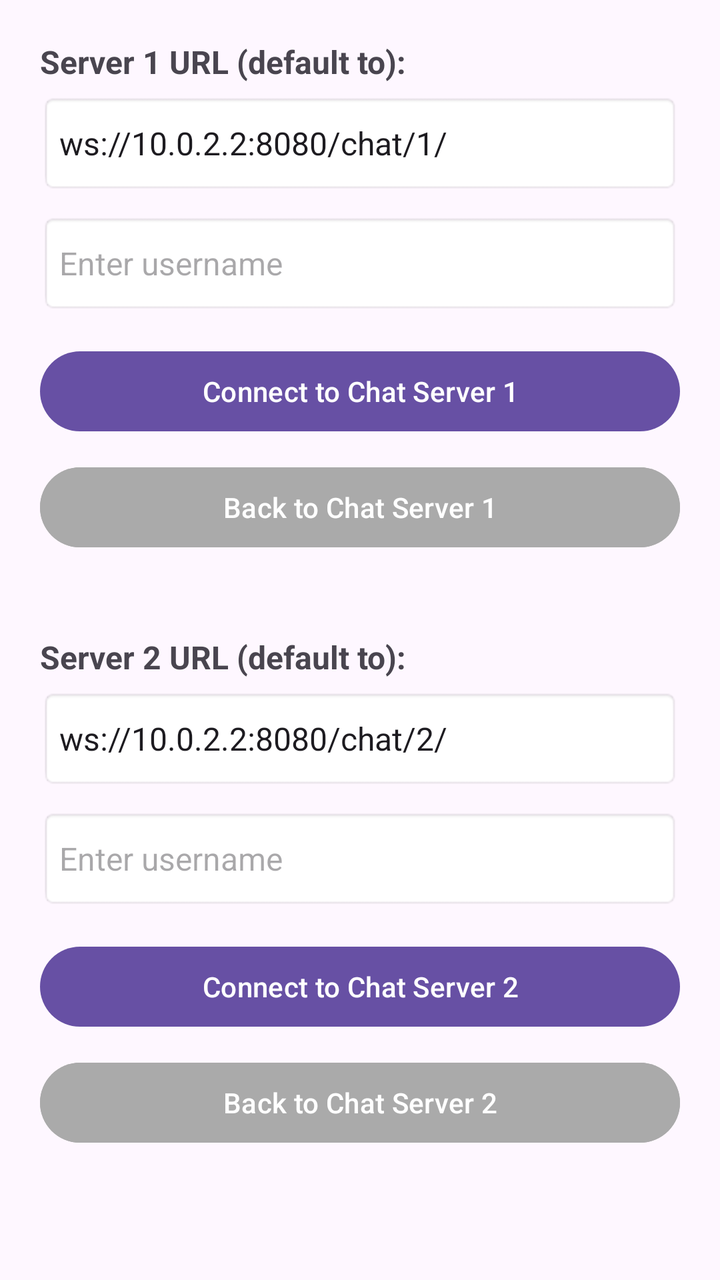
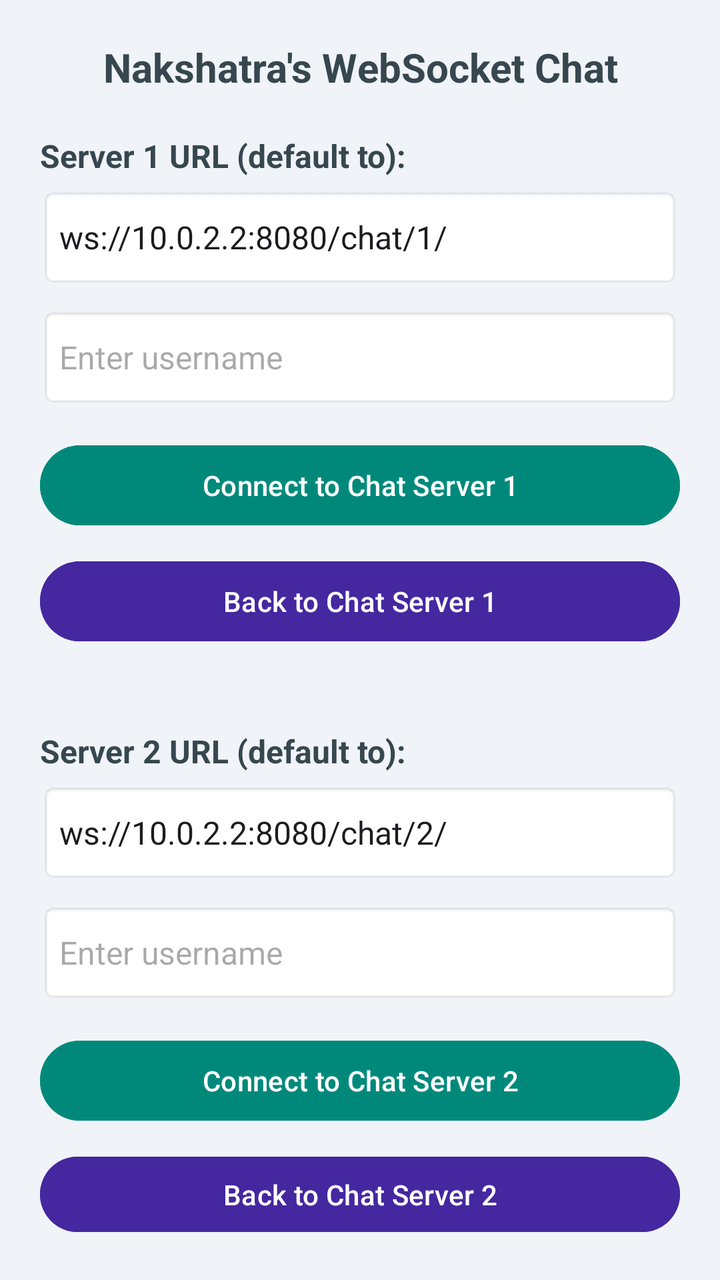

The first picture is an Android layout as it rendered before a commit; the second is the same layout after the commit. The layout source and the unified diff follow.
<!-- AndroidManifest.xml: application theme Theme.AndroidExample -->
<!-- res/layout/activity_main.xml -->
<?xml version="1.0" encoding="utf-8"?>
<LinearLayout
    xmlns:android="http://schemas.android.com/apk/res/android"
    xmlns:tools="http://schemas.android.com/tools"
    tools:context=".MainActivity"
    android:layout_width="match_parent"
    android:layout_height="match_parent"
    android:orientation="vertical"
    android:padding="20dp">

    
    <TextView
        android:layout_width="wrap_content"
        android:layout_height="wrap_content"
        android:text="Server 1 URL (default to):"
        android:textSize="16sp"
        android:textStyle="bold"
        android:paddingBottom="5dp"/>

    <EditText
        android:id="@+id/serverEdt"
        android:layout_width="match_parent"
        android:layout_height="50dp"
        android:text="ws://10.0.2.2:8080/chat/1/"
        android:textSize="16sp"
        android:background="@android:drawable/editbox_background"/>

    <EditText
        android:id="@+id/unameEdt"
        android:layout_width="match_parent"
        android:layout_height="50dp"
        android:layout_marginTop="10dp"
        android:hint="Enter username"
        android:textSize="16sp"
        android:background="@android:drawable/editbox_background"/>

    <Button
        android:id="@+id/connectBtn"
        android:layout_width="match_parent"
        android:layout_height="wrap_content"
        android:layout_marginTop="15dp"
        android:text="Connect to Chat Server 1"
        android:textColor="@android:color/white"/>

    <Button
        android:id="@+id/backBtn"
        android:layout_width="match_parent"
        android:layout_height="wrap_content"
        android:layout_marginTop="10dp"
        android:text="Back to Chat Server 1"
        android:backgroundTint="@android:color/darker_gray"
        android:textColor="@android:color/white"/>

    
    <View
        android:layout_width="match_parent"
        android:layout_height="40dp"/>

    
    <TextView
        android:layout_width="wrap_content"
        android:layout_height="wrap_content"
        android:text="Server 2 URL (default to):"
        android:textSize="16sp"
        android:textStyle="bold"
        android:paddingBottom="5dp"/>

    <EditText
        android:id="@+id/serverEdt2"
        android:layout_width="match_parent"
        android:layout_height="50dp"
        android:text="ws://10.0.2.2:8080/chat/2/"
        android:textSize="16sp"
        android:background="@android:drawable/editbox_background"/>

    <EditText
        android:id="@+id/unameEdt2"
        android:layout_width="match_parent"
        android:layout_height="50dp"
        android:layout_marginTop="10dp"
        android:hint="Enter username"
        android:textSize="16sp"
        android:background="@android:drawable/editbox_background"/>

    <Button
        android:id="@+id/connectBtn2"
        android:layout_width="match_parent"
        android:layout_height="wrap_content"
        android:layout_marginTop="15dp"
        android:text="Connect to Chat Server 2"
        android:textColor="@android:color/white"/>

    <Button
        android:id="@+id/backBtn2"
        android:layout_width="match_parent"
        android:layout_height="wrap_content"
        android:layout_marginTop="10dp"
        android:text="Back to Chat Server 2"
        android:backgroundTint="@android:color/darker_gray"
        android:textColor="@android:color/white"/>
</LinearLayout>
<!-- resources referenced by this layout -->
<resources>
  <style name="Theme.AndroidExample" parent="Base.Theme.AndroidExample" />
  <style name="Base.Theme.AndroidExample" parent="Theme.Material3.DayNight.NoActionBar">
          
          
      </style>
</resources>

<!-- the commit's change to res/layout/activity_main.xml (unified diff, before → after) -->
@@ -6,7 +6,19 @@
     android:layout_width="match_parent"
     android:layout_height="match_parent"
     android:orientation="vertical"
-    android:padding="20dp">
+    android:padding="20dp"
+    android:background="#F0F4F8">
+
+    
+    <TextView
+        android:layout_width="match_parent"
+        android:layout_height="wrap_content"
+        android:text="Nakshatra's WebSocket Chat"
+        android:textSize="20sp"
+        android:textStyle="bold"
+        android:textColor="#37474F"
+        android:gravity="center"
+        android:paddingBottom="20dp"/>
 
     
     <TextView
@@ -15,6 +27,7 @@
         android:text="Server 1 URL (default to):"
         android:textSize="16sp"
         android:textStyle="bold"
+        android:textColor="#37474F"
         android:paddingBottom="5dp"/>
 
     <EditText
@@ -34,21 +47,24 @@
         android:textSize="16sp"
         android:background="@android:drawable/editbox_background"/>
 
+    
     <Button
         android:id="@+id/connectBtn"
         android:layout_width="match_parent"
         android:layout_height="wrap_content"
         android:layout_marginTop="15dp"
         android:text="Connect to Chat Server 1"
+        android:backgroundTint="#00897B"
         android:textColor="@android:color/white"/>
 
+    
     <Button
         android:id="@+id/backBtn"
         android:layout_width="match_parent"
         android:layout_height="wrap_content"
         android:layout_marginTop="10dp"
         android:text="Back to Chat Server 1"
-        android:backgroundTint="@android:color/darker_gray"
+        android:backgroundTint="#4527A0"
         android:textColor="@android:color/white"/>
 
     
@@ -63,6 +79,7 @@
         android:text="Server 2 URL (default to):"
         android:textSize="16sp"
         android:textStyle="bold"
+        android:textColor="#37474F"
         android:paddingBottom="5dp"/>
 
     <EditText
@@ -82,20 +99,24 @@
         android:textSize="16sp"
         android:background="@android:drawable/editbox_background"/>
 
+    
     <Button
         android:id="@+id/connectBtn2"
         android:layout_width="match_parent"
         android:layout_height="wrap_content"
         android:layout_marginTop="15dp"
         android:text="Connect to Chat Server 2"
+        android:backgroundTint="#00897B"
         android:textColor="@android:color/white"/>
 
+    
     <Button
         android:id="@+id/backBtn2"
         android:layout_width="match_parent"
         android:layout_height="wrap_content"
         android:layout_marginTop="10dp"
         android:text="Back to Chat Server 2"
-        android:backgroundTint="@android:color/darker_gray"
+        android:backgroundTint="#4527A0"
         android:textColor="@android:color/white"/>
+
 </LinearLayout>
